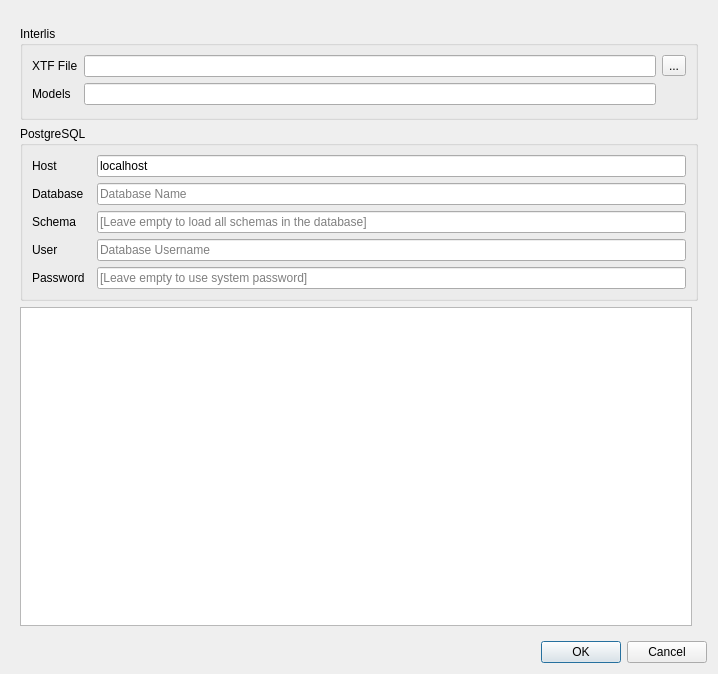
Old version of the form projectgenerator/ui/export.ui in the repository opengisch/QgisModelBaker.
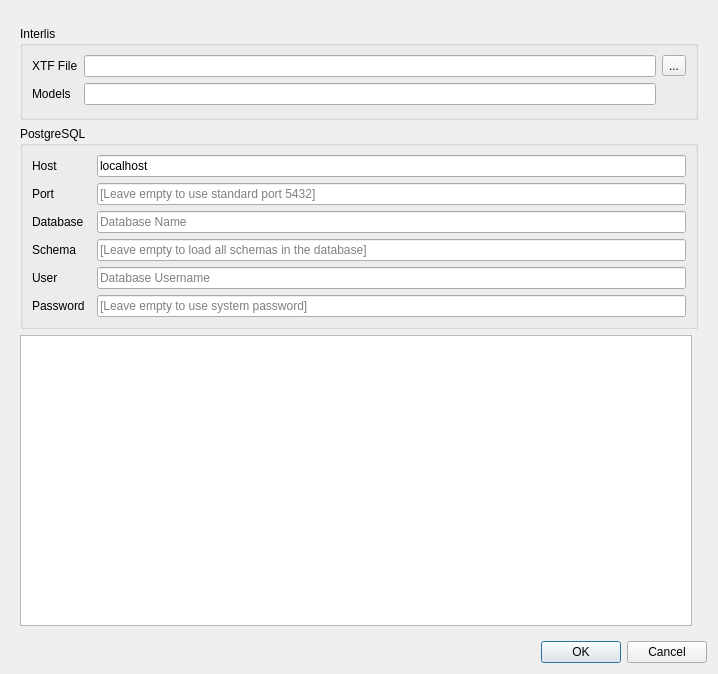
New version of the form.

Commit message: Add option to set port for PG connections

The edit to the form file:
```diff
--- a/projectgenerator/ui/export.ui
+++ b/projectgenerator/ui/export.ui
@@ -121,6 +121,20 @@
             </property>
            </widget>
           </item>
+          <item row="2" column="2">
+           <widget class="QLineEdit" name="pg_port_line_edit">
+            <property name="placeholderText">
+             <string>[Leave empty to use standard port 5432]</string>
+            </property>
+           </widget>
+          </item>
+          <item row="2" column="0">
+           <widget class="QLabel" name="label_7">
+            <property name="text">
+             <string>Port</string>
+            </property>
+           </widget>
+          </item>
          </layout>
         </widget>
        </item>
```
Left out of the diff: 12 changed lines with no effect on the pictures. The commit also changes 5 other files.
